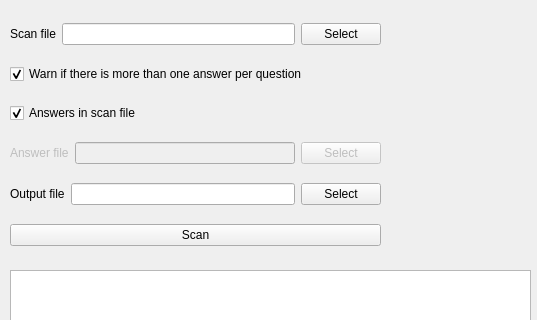
Before: the Qt Designer form gui.ui in jhudsy/bubblemarking, drawn with Qt 5; both pictures show x 0 to 537 and y 0 to 320 of the 537 by 569 pixel window.
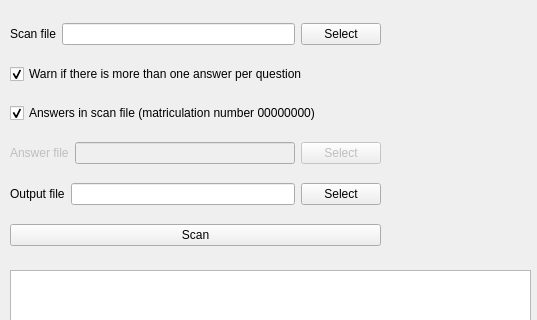
After: the same form once the commit is applied.

```diff
--- a/gui.ui
+++ b/gui.ui
@@ -58,7 +58,7 @@
      <item>
       <widget class="QCheckBox" name="AnswerInFileCheckbox">
        <property name="text">
-        <string>Answers in scan file</string>
+        <string>Answers in scan file (matriculation number 00000000)</string>
        </property>
        <property name="checked">
         <bool>true</bool>
```
